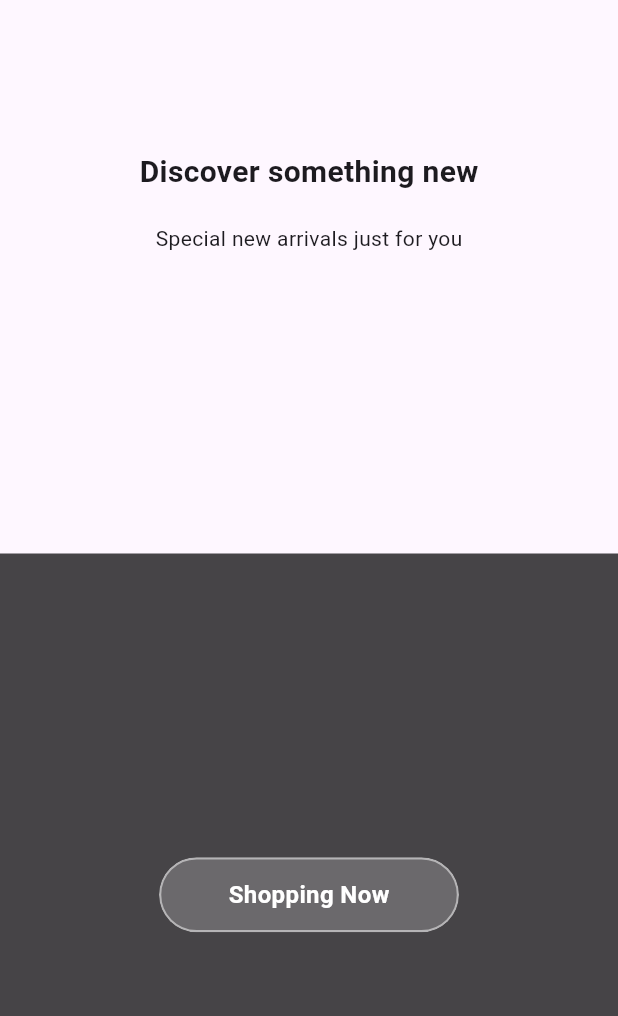
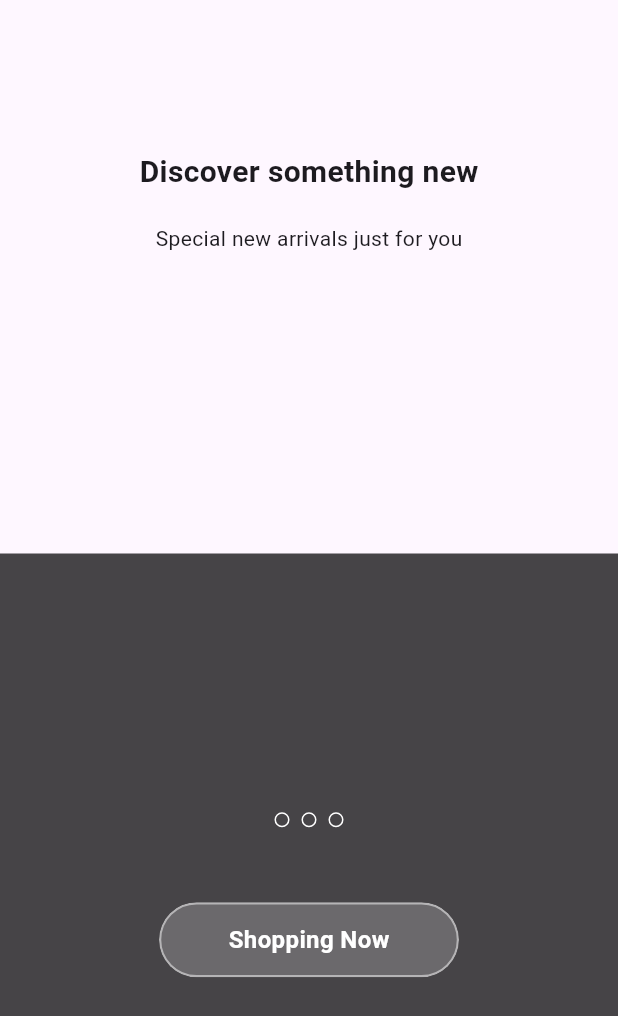
Before and after one commit to yousefmohamed35/FluxStore, a Flutter app: the screen it shows after launch, after a tap on "Get Started", on a phone screen of 412 x 824 dp. Shown: the top 1016 px of the screen. Run offline on Flutter 3.47's test engine with Material 3 defaults, Android fonts, the phone set to English and light mode, and no system bars; our stand-ins replace animate_do, flutter_bloc, get_it, go_router, shared_preferences.

Commit message:
create dot Indicator

```diff
--- a/lib/features/introduction/presentation/view/widgets/custom_under_half_intro_view.dart
+++ b/lib/features/introduction/presentation/view/widgets/custom_under_half_intro_view.dart
@@ -1,10 +1,9 @@
 import 'package:flutter/material.dart';
 import 'package:fluxstore/core/widgets/custom_button.dart';
+import 'package:fluxstore/features/introduction/presentation/view/widgets/dot_indicator.dart';
 
 class CustomUnderHalfIntroView extends StatelessWidget {
-  const CustomUnderHalfIntroView({
-    super.key,
-  });
+  const CustomUnderHalfIntroView({super.key});
 
   @override
   Widget build(BuildContext context) {
@@ -12,10 +11,17 @@ class CustomUnderHalfIntroView extends StatelessWidget {
       alignment: Alignment.center,
       decoration: BoxDecoration(color: Color(0xff464447)),
       child: Column(
-        crossAxisAlignment: CrossAxisAlignment.center,
         mainAxisAlignment: MainAxisAlignment.center,
-
-        children: [CustomButton(onTap: () {}, text: 'Shopping Now')],
+        children: [
+          Row(
+            mainAxisAlignment: MainAxisAlignment.center,
+            children: List.generate(3, (context) {
+              return DotIndicator();
+            }),
+          ),
+          SizedBox(height: 50),
+          CustomButton(onTap: () {}, text: 'Shopping Now'),
+        ],
       ),
     );
   }
--- /dev/null
+++ b/lib/features/introduction/presentation/view/widgets/dot_indicator.dart
@@ -0,0 +1,18 @@
+import 'package:flutter/material.dart';
+
+class DotIndicator extends StatelessWidget {
+  const DotIndicator({super.key});
+
+  @override
+  Widget build(BuildContext context) {
+    return Container(
+      width: 10,
+      height: 10,
+      margin: const EdgeInsets.symmetric(horizontal: 4),
+      decoration: BoxDecoration(
+        shape: BoxShape.circle,
+        border: Border.all(color: Colors.white),
+      ),
+    );
+  }
+}
```
